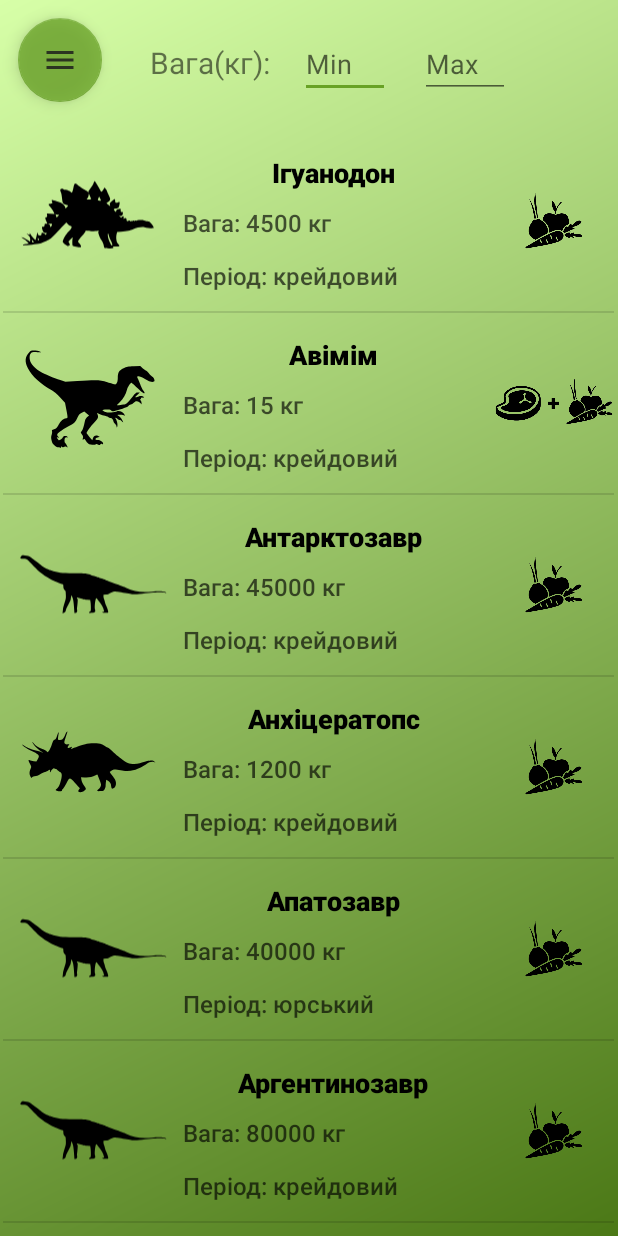
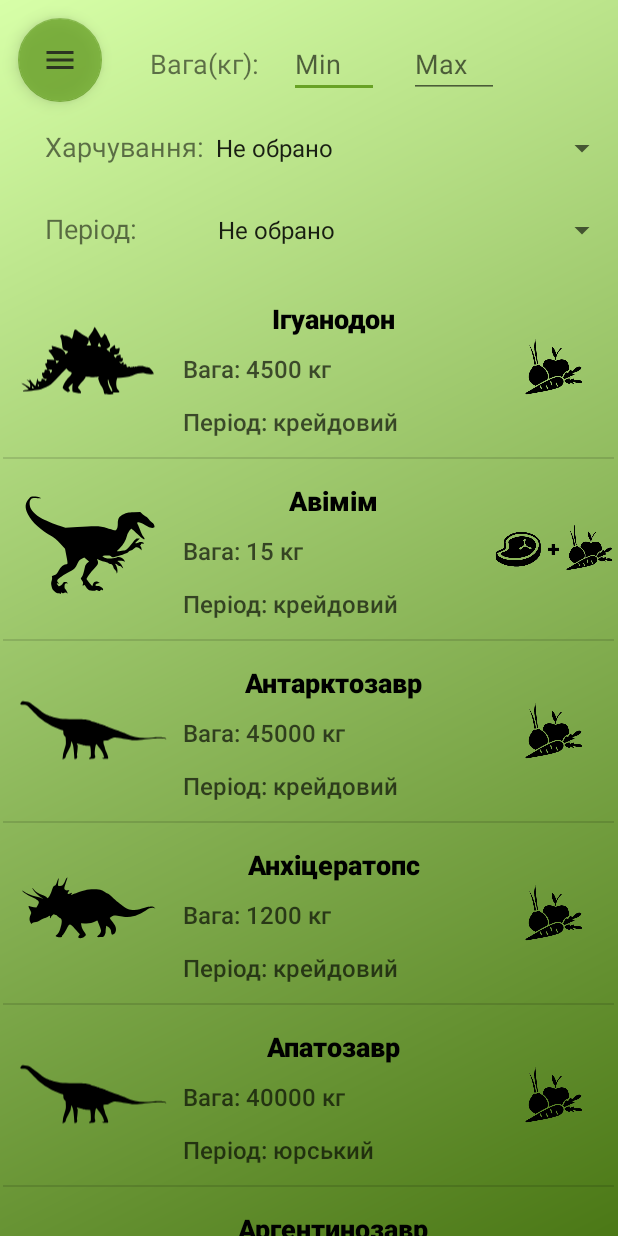
Before and after one commit to nprblm/dyno_mobile, an Android app: the screen it shows after launch (MainActivity), in the side drawer, after a tap on "Динозаври", on a phone screen of 412 x 824 dp. Run offline under Robolectric (Android 15) with nearby library versions, the phone set to English and light mode, and no system bars; our stand-ins replace navigation-ui.

Commit message:
add new filters for dino eat and period, add new screanshots

```diff
--- a/Dino/app/src/main/java/vtpr/projects/dino/ui/filter/FilterFragment.java
+++ b/Dino/app/src/main/java/vtpr/projects/dino/ui/filter/FilterFragment.java
@@ -10,7 +10,10 @@ import android.text.TextWatcher;
 import android.view.LayoutInflater;
 import android.view.View;
 import android.view.ViewGroup;
+import android.widget.AdapterView;
+import android.widget.ArrayAdapter;
 import android.widget.EditText;
+import android.widget.Spinner;
 
 import androidx.annotation.NonNull;
 import androidx.fragment.app.Fragment;
@@ -22,6 +25,7 @@ import androidx.recyclerview.widget.RecyclerView;
 import java.io.IOException;
 import java.util.ArrayList;
 import java.util.List;
+import java.util.SortedMap;
 
 import vtpr.projects.dino.DatabaseHelper;
 import vtpr.projects.dino.DinoAdapter;
@@ -35,23 +39,27 @@ public class FilterFragment extends Fragment {
     private DatabaseHelper mDBHelper;
     private SQLiteDatabase mDb;
     private static List<Dino> dinoList = new ArrayList<>();
-    private static List<Dino> clearList = new ArrayList<>();
+    ArrayList<Dino> filteredlist = new ArrayList<>();
     private RecyclerView recyclerView;
-    private DinoAdapter dAdapter, clearAdapter;
+    private DinoAdapter dAdapter;
     private DinoAdapter.RecyclerViewClickListener listener;
     private String text_max, text_min;
     private int text_int_min = 0, text_int_max = 1000000;
     private int weight_int;
+    private int eat_int=0;
+    private String period_string="Не обрано";
     public EditText editText_min;
     public EditText editText_max;
+    private String[] data_eat = {"Не обрано","М'ясоїдні", "Рослиноїдні", "Всеядні"};
+    private String[] data_period = {"Не обрано","Крейдовий", "Юрський", "Тріасовий"};
 
     public View onCreateView(@NonNull LayoutInflater inflater,
                              ViewGroup container, Bundle savedInstanceState) {
         View view = inflater.inflate(R.layout.fragment_list_2, container,false);
         setOnClickListener();
         recyclerView = (RecyclerView) view.findViewById(R.id.rec_view);
+        dinoList.clear();
         dAdapter = new DinoAdapter(dinoList, listener);
-        clearAdapter = new DinoAdapter(clearList, listener);
         RecyclerView.LayoutManager mLayoutManager = new LinearLayoutManager(getContext());
         recyclerView.setLayoutManager(mLayoutManager);
         recyclerView.setItemAnimator(new DefaultItemAnimator());
@@ -90,15 +98,7 @@ public class FilterFragment extends Fragment {
                     text_min = s.toString();
                     text_int_min = Integer.parseInt(text_min);
                 }
-                if(text_int_min<=text_int_max)
-                {
-                    recyclerView.setAdapter(dAdapter);
                 filter();
-                }
-                else
-                {
-                    recyclerView.setAdapter(clearAdapter);
-                }
             }
         });
 
@@ -122,15 +122,40 @@ public class FilterFragment extends Fragment {
                     text_max = s.toString();
                     text_int_max = Integer.parseInt(text_max);
                 }
-                if(text_int_max>=text_int_min)
-                {
-                    recyclerView.setAdapter(dAdapter);
                 filter();
             }
-                else
-                {
-                    recyclerView.setAdapter(clearAdapter);
+        });
+
+        ArrayAdapter<String> adapter_eat = new ArrayAdapter<String>(getContext(), android.R.layout.simple_spinner_item, data_eat);
+        adapter_eat.setDropDownViewResource(android.R.layout.simple_spinner_dropdown_item);
+        Spinner spinner_eat = view.findViewById(R.id.spinner_eat);
+        spinner_eat.setAdapter(adapter_eat);
+        spinner_eat.setSelection(0);
+        spinner_eat.setOnItemSelectedListener(new AdapterView.OnItemSelectedListener() {
+            @Override
+            public void onItemSelected(AdapterView<?> parent, View view,
+                                       int position, long id) {
+                eat_select(position);
+                filter();
             }
+            @Override
+            public void onNothingSelected(AdapterView<?> arg0) {
+            }
+        });
+        ArrayAdapter<String> adapter_period = new ArrayAdapter<String>(getContext(), android.R.layout.simple_spinner_item, data_period);
+        adapter_period.setDropDownViewResource(android.R.layout.simple_spinner_dropdown_item);
+        Spinner spinner_period = view.findViewById(R.id.spinner_period);
+        spinner_period.setAdapter(adapter_period);
+        spinner_period.setSelection(0);
+        spinner_period.setOnItemSelectedListener(new AdapterView.OnItemSelectedListener() {
+            @Override
+            public void onItemSelected(AdapterView<?> parent, View view,
+                                       int position, long id) {
+                period_select(position);
+                filter();
+            }
+            @Override
+            public void onNothingSelected(AdapterView<?> arg0) {
             }
         });
         return view;
@@ -155,19 +180,26 @@ public class FilterFragment extends Fragment {
         };
     }
 
-    private void filter ()
+    private void filter () {
+        filteredlist.clear();
+        for (Dino item : dinoList) {
+            String weight = item.getWeight();
+            Integer eat = item.getEat();
+            String per = item.getPeriod();
+            weight_int = Integer.parseInt(weight);
+            if(eat_int==0)
             {
-        ArrayList<Dino> filteredlist = new ArrayList<>();
-        for(Dino item:dinoList)
+                eat=eat_int;
+            }
+            if(period_string.equals("Не обрано"))
             {
-            String weight = item.getWeight();
-            weight_int = Integer.parseInt(weight);
-            if((weight_int<=text_int_max)&&(weight_int>=text_int_min))
-            {
+                per = period_string.toLowerCase();
+            }
+            if ((weight_int <= text_int_max) && (weight_int >= text_int_min) && (eat == eat_int) && (per.equals(period_string.toLowerCase()))) {
                 filteredlist.add(item);
             }
+            dAdapter.filterlist(filteredlist);
         }
-        dAdapter.filterlist(filteredlist);
     }
 
         private void prepareDinoData() {
@@ -220,5 +252,30 @@ public class FilterFragment extends Fragment {
             return dino;
         }
 
+        private void eat_select(int eat_select)
+        {
+            eat_int=eat_select;
+        }
+
+        private void period_select(int period_select)
+        {
+            switch(period_select)
+            {
+                case(0):
+                    period_string="Не обрано";
+                    break;
+                case(1):
+                    period_string="Крейдовий";
+                    break;
+                case(2):
+                    period_string="Юрський";
+                    break;
+                case(3):
+                    period_string="Тріасовий";
+                    break;
+            }
 
         }
+
+
+    }
--- a/Dino/app/src/main/java/vtpr/projects/dino/ui/list/ListFragment.java
+++ b/Dino/app/src/main/java/vtpr/projects/dino/ui/list/ListFragment.java
@@ -28,17 +28,18 @@ public class ListFragment extends Fragment {
     private DatabaseHelper mDBHelper;
     private SQLiteDatabase mDb;
     private static List<Dino> dinoList = new ArrayList<>();
+    ArrayList<Dino> filteredlist = new ArrayList<>();
     private RecyclerView recyclerView;
     private DinoAdapter dAdapter;
     private DinoAdapter.RecyclerViewClickListener listener;
     private String text;
     public EditText editText;
-
     public View onCreateView(@NonNull LayoutInflater inflater,
                              ViewGroup container, Bundle savedInstanceState) {
         View view = inflater.inflate(R.layout.fragment_list, container,false);
         setOnClickListener();
         recyclerView = (RecyclerView) view.findViewById(R.id.rec_view);
+        dinoList.clear();
         dAdapter = new DinoAdapter(dinoList, listener);
         RecyclerView.LayoutManager mLayoutManager = new LinearLayoutManager(getContext());
         recyclerView.setLayoutManager(mLayoutManager);
@@ -100,7 +101,7 @@ public class ListFragment extends Fragment {
 
     private void filter (String text)
     {
-        ArrayList<Dino> filteredlist = new ArrayList<>();
+        filteredlist.clear();
         for(Dino item:dinoList)
         {
             if(item.getName().toLowerCase().contains(text.toLowerCase()))
--- a/Dino/app/src/main/res/layout/fragment_list_2.xml
+++ b/Dino/app/src/main/res/layout/fragment_list_2.xml
@@ -13,6 +13,7 @@
         android:orientation="vertical"
         android:gravity="center">
 
+
         <LinearLayout
             android:layout_width="match_parent"
             android:layout_height="wrap_content"
@@ -24,13 +25,14 @@
                 android:layout_width="wrap_content"
                 android:layout_height="wrap_content"
                 android:layout_marginTop="20dp"
-                android:layout_marginBottom="40dp"
+                android:layout_marginBottom="20dp"
                 android:layout_marginLeft="100dp"
                 android:text="Вага(кг):"
-                android:textSize="20sp" />
+                android:textSize="18sp" />
 
             <EditText
                 android:id="@+id/search_min"
+                android:inputType="numberDecimal"
                 android:maxLength="7"
                 android:layout_width="wrap_content"
                 android:minWidth="60dp"
@@ -41,6 +43,7 @@
 
             <EditText
                 android:id="@+id/search_max"
+                android:inputType="numberDecimal"
                 android:maxLength="7"
                 android:layout_width="wrap_content"
                 android:minWidth="60dp"
@@ -48,6 +51,63 @@
                 android:layout_marginLeft="20dp"
                 android:layout_height="wrap_content"
                 android:hint="Max" />
+
+        </LinearLayout>
+
+        <LinearLayout
+            android:layout_width="match_parent"
+            android:layout_height="wrap_content"
+            android:gravity="start"
+            android:orientation="horizontal">
+            <TextView
+                android:id="@+id/eat_text"
+                android:layout_width="wrap_content"
+                android:layout_height="wrap_content"
+                android:layout_marginTop="20dp"
+                android:layout_marginBottom="10dp"
+                android:layout_marginLeft="30dp"
+                android:text="Харчування:"
+                android:textSize="18sp" />
+
+            <Spinner
+                android:id="@+id/spinner_eat"
+                android:layout_width="match_parent"
+                android:layout_height="wrap_content"
+                android:layout_marginTop="20dp"
+                android:layout_weight="1"
+                android:dropDownSelector="@android:color/transparent"
+                android:scrollbarSize="10dp"
+                android:textSize="20sp"
+                android:textColor="#8a000000"/>
+
+        </LinearLayout>
+
+        <LinearLayout
+            android:layout_width="match_parent"
+            android:layout_height="wrap_content"
+            android:gravity="start"
+            android:orientation="horizontal">
+            <TextView
+                android:id="@+id/period_text"
+                android:layout_width="wrap_content"
+                android:layout_height="wrap_content"
+                android:layout_marginTop="20dp"
+                android:layout_marginBottom="20dp"
+                android:layout_marginLeft="30dp"
+                android:text="Період:"
+                android:textSize="18sp" />
+
+            <Spinner
+                android:id="@+id/spinner_period"
+                android:layout_width="match_parent"
+                android:layout_height="wrap_content"
+                android:layout_marginTop="20dp"
+                android:layout_weight="1"
+                android:layout_marginLeft="45dp"
+                android:dropDownSelector="@android:color/transparent"
+                android:scrollbarSize="10dp"
+                android:textSize="20sp"
+                android:textColor="#8a000000"/>
 
         </LinearLayout>
 
--- a/Dino/app/src/main/res/values-night/themes.xml
+++ b/Dino/app/src/main/res/values-night/themes.xml
@@ -11,6 +11,10 @@
         <item name="colorOnSecondary">@color/black</item>
         <!-- Status bar color. -->
         <item name="android:statusBarColor" tools:targetApi="l">?attr/colorPrimaryVariant</item>
+
         <!-- Customize your theme here. -->
     </style>
+    <style name="mySpinnerItemStyle" parent="@android:style/Widget.Holo.DropDownItem.Spinner">
+        <item name="android:textColor">@color/my_spinner_text_color</item>
+    </style>
 </resources>
--- a/Dino/app/src/main/res/values/colors.xml
+++ b/Dino/app/src/main/res/values/colors.xml
@@ -7,4 +7,5 @@
     <color name="teal_700">#68a225</color>
     <color name="black">#FF000000</color>
     <color name="white">#FFFFFFFF</color>
+    <color name="my_spinner_text_color">#8a000000</color>
 </resources>
```
Also changed, not shown: 7 other files. Lines whose indentation alone changed are shown as unchanged.
